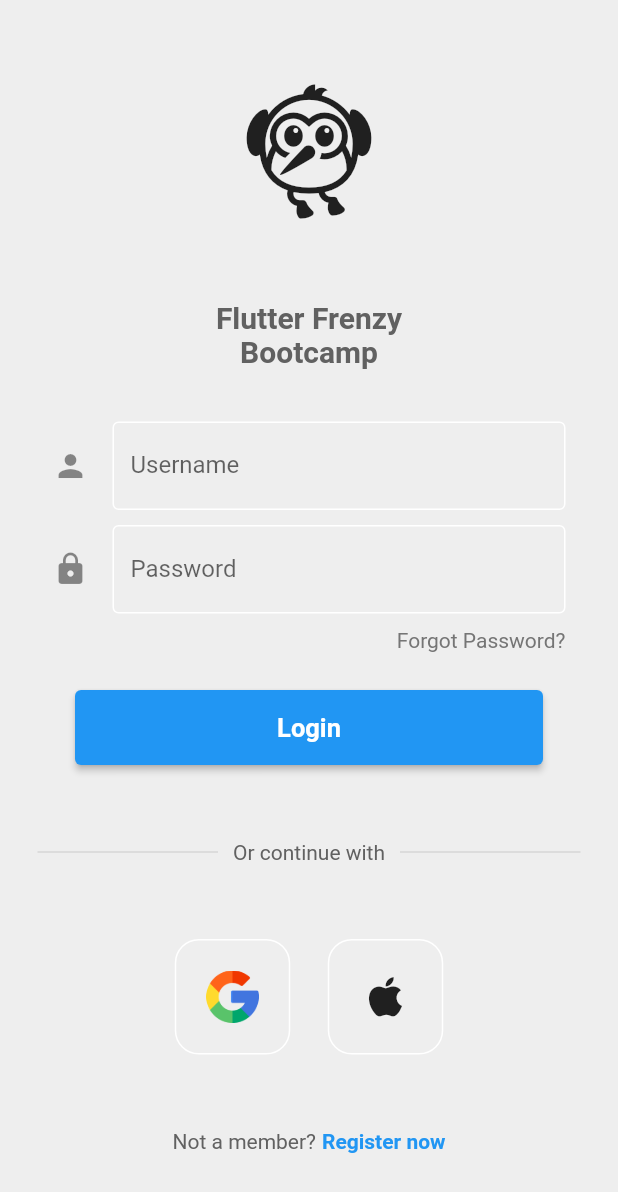
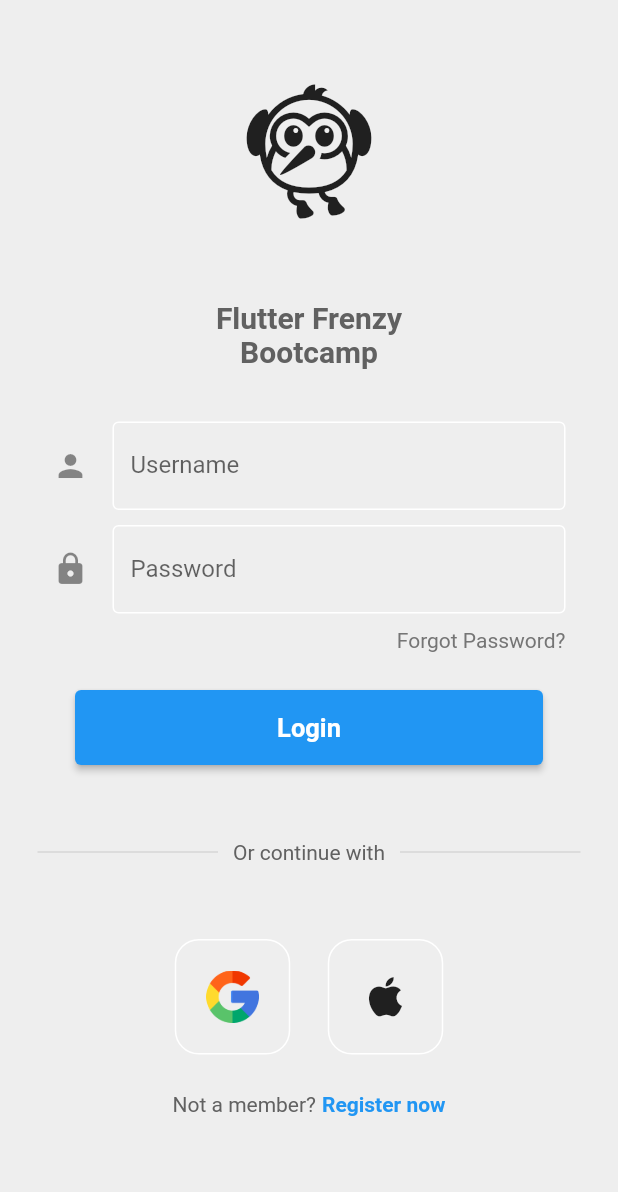
Before and after one commit to Laikaiyong/Flutter-Frenzy-Challenges, a Flutter app: the screen it shows after launch, on a phone screen of 412 x 824 dp. Shown: the top 1192 px of the screen. Run offline on Flutter 3.47's test engine with Material 2 defaults, Android fonts, the phone set to English and light mode, and no system bars.

Commit message:
Overflow fixage

```diff
--- a/lib/pages/login_page.dart
+++ b/lib/pages/login_page.dart
@@ -34,7 +34,8 @@ class _LoginPageState extends State<LoginPage> {
     return Scaffold(
         resizeToAvoidBottomInset: false,
         backgroundColor: Colors.grey[200],
-      body: SafeArea(
+        body: SingleChildScrollView(
+          child: SafeArea(
             child: Center(
               child: Column(
                 children: [
@@ -117,7 +118,7 @@ class _LoginPageState extends State<LoginPage> {
                     ],
                   ),
 
-              const SizedBox(height: 50),
+                  const SizedBox(height: 25),
 
                   // not a member? register now
                   Row(
@@ -136,11 +137,13 @@ class _LoginPageState extends State<LoginPage> {
                         ),
                       ),
                     ],
-              )
+                  ),
+
+                  const SizedBox(height: 20),
                 ],
               ),
             ),
           ),
-    );
+        ));
   }
 }
```
Lines whose indentation alone changed are shown as unchanged.
